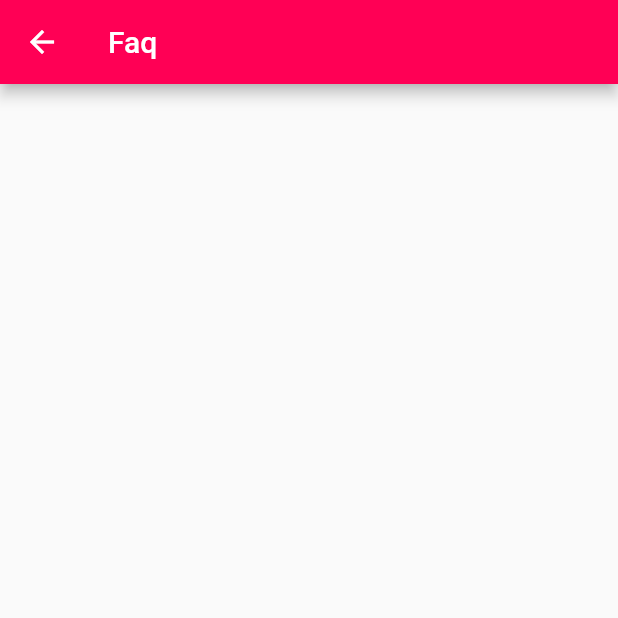
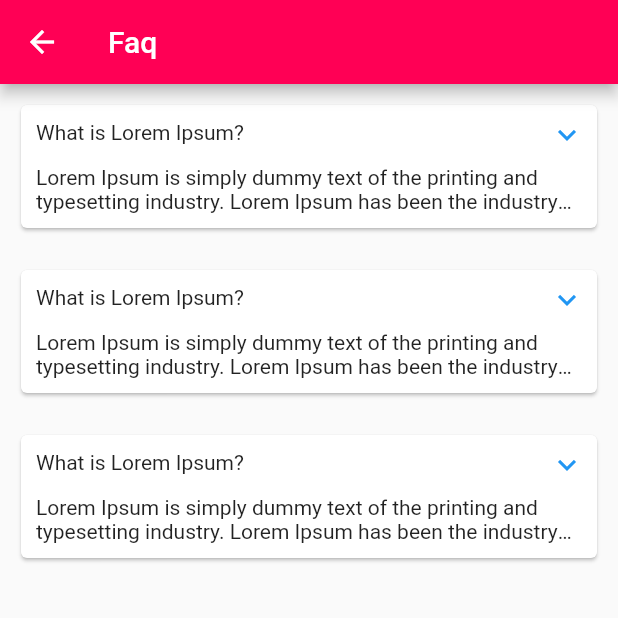
Before and after one commit to Prashant961992/urbanmed, a Flutter app: the FAQScreen screen opened directly, on a phone screen of 412 x 824 dp, the top half of it. Run offline on Flutter 3.47's test engine with Material 2 defaults, Android fonts, the phone set to English and light mode, and no system bars; our stand-ins replace cloud_firestore, firebase_auth, firebase_core, firebase_database, flutter_spinkit, geolocator and 2 more; missing offline and left inert: dart:ffi, geodesy; accounts and stored records are empty.

Commit message:
faq screens

```diff
--- a/lib/cusdrawer.dart
+++ b/lib/cusdrawer.dart
@@ -84,12 +84,12 @@ class DrawerState extends State<MyDrawer> {
             enabled: true,
             title: Text("Pharmacy By Area"),
           ),
-          ListTile(
-            leading: Icon(Icons.settings),
-            onTap: () {},
-            enabled: true,
-            title: Text("Settings"),
-          ),
+          // ListTile(
+          //   leading: Icon(Icons.settings),
+          //   onTap: () {},
+          //   enabled: true,
+          //   title: Text("Settings"),
+          // ),
           ListTile(
             leading: Icon(Icons.help),
             onTap: () {
--- a/lib/faq_screen.dart
+++ b/lib/faq_screen.dart
@@ -1,4 +1,12 @@
+import 'package:expandable/expandable.dart';
 import 'package:flutter/material.dart';
+
+class FaqClass {
+  String title;
+  String subTitle;
+
+  FaqClass({this.title, this.subTitle});
+}
 
 class FAQScreen extends StatefulWidget {
   FAQScreen({Key key}) : super(key: key);
@@ -9,9 +17,132 @@ class FAQScreen extends StatefulWidget {
 
 class _FAQScreenState extends State<FAQScreen> {
   @override
+  void initState() {
+    super.initState();
+  }
+
+  @override
   Widget build(BuildContext context) {
     return Scaffold(
       appBar: AppBar(title: Text('Faq')),
+      body: MyHomePage(),
     );
   }
 }
+
+class MyHomePage extends StatefulWidget {
+  @override
+  State createState() {
+    return MyHomePageState();
+  }
+}
+
+class MyHomePageState extends State<MyHomePage> {
+  var listQuestions = [
+    FaqClass(
+        title: 'What is Lorem Ipsum?',
+        subTitle:
+            'Lorem Ipsum is simply dummy text of the printing and typesetting industry. Lorem Ipsum has been the industrys standard dummy text ever since the 1500s, when an unknown printer took a galley of type and scrambled it to make a type specimen book. It has survived not only five centuries, but also the leap into electronic typesetting, remaining essentially unchanged. It was popularised in the 1960s with the release of Letraset sheets containing Lorem Ipsum passages, and more recently with desktop publishing software like Aldus PageMaker including versions of Lorem Ipsum.'),
+    FaqClass(
+        title: 'What is Lorem Ipsum?',
+        subTitle:
+            'Lorem Ipsum is simply dummy text of the printing and typesetting industry. Lorem Ipsum has been the industrys standard dummy text ever since the 1500s, when an unknown printer took a galley of type and scrambled it to make a type specimen book. It has survived not only five centuries, but also the leap into electronic typesetting, remaining essentially unchanged. It was popularised in the 1960s with the release of Letraset sheets containing Lorem Ipsum passages, and more recently with desktop publishing software like Aldus PageMaker including versions of Lorem Ipsum.'),
+    FaqClass(
+        title: 'What is Lorem Ipsum?',
+        subTitle:
+            'Lorem Ipsum is simply dummy text of the printing and typesetting industry. Lorem Ipsum has been the industrys standard dummy text ever since the 1500s, when an unknown printer took a galley of type and scrambled it to make a type specimen book. It has survived not only five centuries, but also the leap into electronic typesetting, remaining essentially unchanged. It was popularised in the 1960s with the release of Letraset sheets containing Lorem Ipsum passages, and more recently with desktop publishing software like Aldus PageMaker including versions of Lorem Ipsum.'),
+  ];
+
+  @override
+  void initState() {
+    super.initState();
+  }
+
+  @override
+  Widget build(BuildContext context) {
+    return Scaffold(
+      body: ExpandableTheme(
+        data: const ExpandableThemeData(
+          iconColor: Colors.blue,
+          useInkWell: true,
+        ),
+        child: ListView.builder(
+          physics: const BouncingScrollPhysics(),
+          itemCount: listQuestions.length,
+          itemBuilder: (context, index) {
+            return Card1(
+              faqClass: listQuestions[index],
+            );
+          },
+        ),
+      ),
+    );
+  }
+}
+
+class Card1 extends StatefulWidget {
+  final FaqClass faqClass;
+
+  Card1({this.faqClass});
+
+  @override
+  _Card1State createState() => _Card1State();
+}
+
+class _Card1State extends State<Card1> {
+  @override
+  Widget build(BuildContext context) {
+    return ExpandableNotifier(
+        child: Padding(
+      padding: const EdgeInsets.all(10),
+      child: Card(
+        clipBehavior: Clip.antiAlias,
+        child: Column(
+          children: <Widget>[
+            ScrollOnExpand(
+              scrollOnExpand: true,
+              scrollOnCollapse: false,
+              child: ExpandablePanel(
+                header: Padding(
+                    padding: EdgeInsets.all(10),
+                    child: Text(
+                      widget.faqClass.title,
+                      style: Theme.of(context).textTheme.bodyText2,
+                    )),
+                collapsed: Text(
+                  widget.faqClass.subTitle,
+                  softWrap: true,
+                  maxLines: 2,
+                  overflow: TextOverflow.ellipsis,
+                ),
+                expanded: Column(
+                  crossAxisAlignment: CrossAxisAlignment.start,
+                  children: <Widget>[
+                    for (var _ in Iterable.generate(1))
+                      Padding(
+                          padding: EdgeInsets.only(bottom: 10),
+                          child: Text(
+                            widget.faqClass.subTitle,
+                            softWrap: true,
+                            overflow: TextOverflow.fade,
+                          )),
+                  ],
+                ),
+                builder: (_, collapsed, expanded) {
+                  return Padding(
+                    padding: EdgeInsets.only(left: 10, right: 10, bottom: 10),
+                    child: Expandable(
+                      collapsed: collapsed,
+                      expanded: expanded,
+                      theme: const ExpandableThemeData(crossFadePoint: 0),
+                    ),
+                  );
+                },
+              ),
+            ),
+          ],
+        ),
+      ),
+    ));
+  }
+}
--- a/pubspec.yaml
+++ b/pubspec.yaml
@@ -25,6 +25,7 @@ dependencies:
     sdk: flutter
   cloud_firestore: ^0.14.4
   cupertino_icons: ^0.1.3
+  expandable: ^4.1.4
   file_picker: ^2.0.7
   firebase_auth: ^0.18.4+1
   firebase_core: ^0.5.0+1
@@ -33,13 +34,13 @@ dependencies:
   flutter_spinkit: ^4.0.0
   font_awesome_flutter: ^8.11.0
   geocoding: ^1.0.5
+  geodesy: ^0.3.2
   geolocator: ^5.3.1
   google_maps_flutter: ^0.2.0
   image_picker: ^0.6.7+4
   location: ^3.1.0
   provider: ^4.3.2+3
   scoped_model: ^1.1.0
-  geodesy: ^0.3.2
 
 dev_dependencies:
   flutter_test:
```
Also changed, not shown: pubspec.lock.
